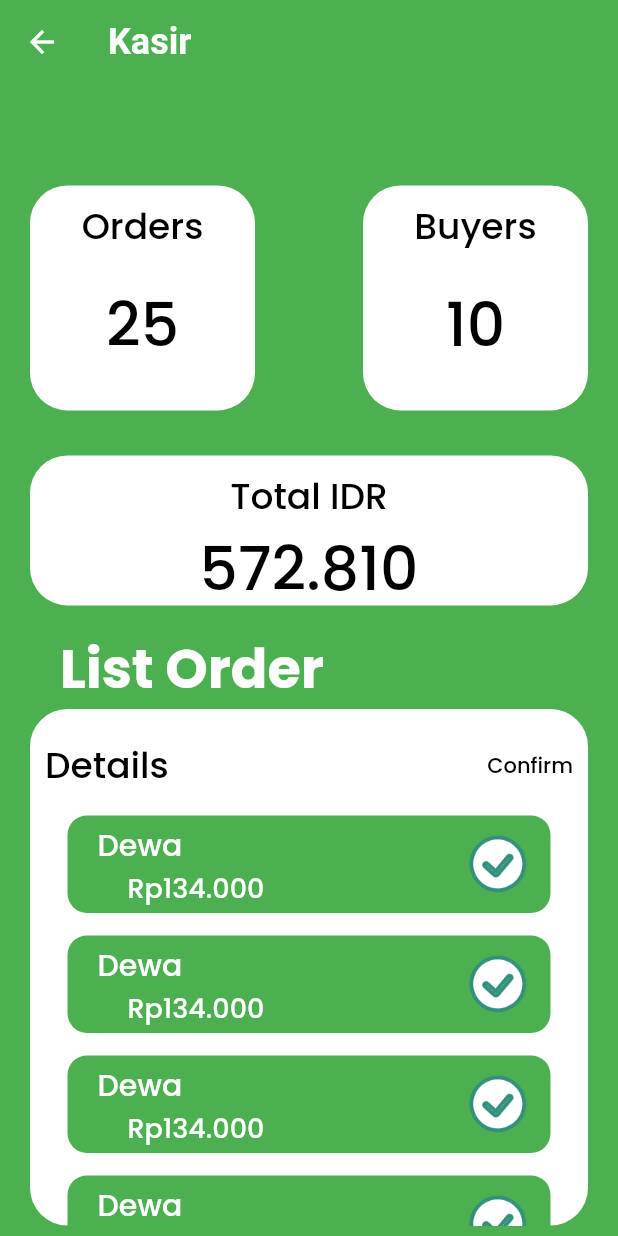
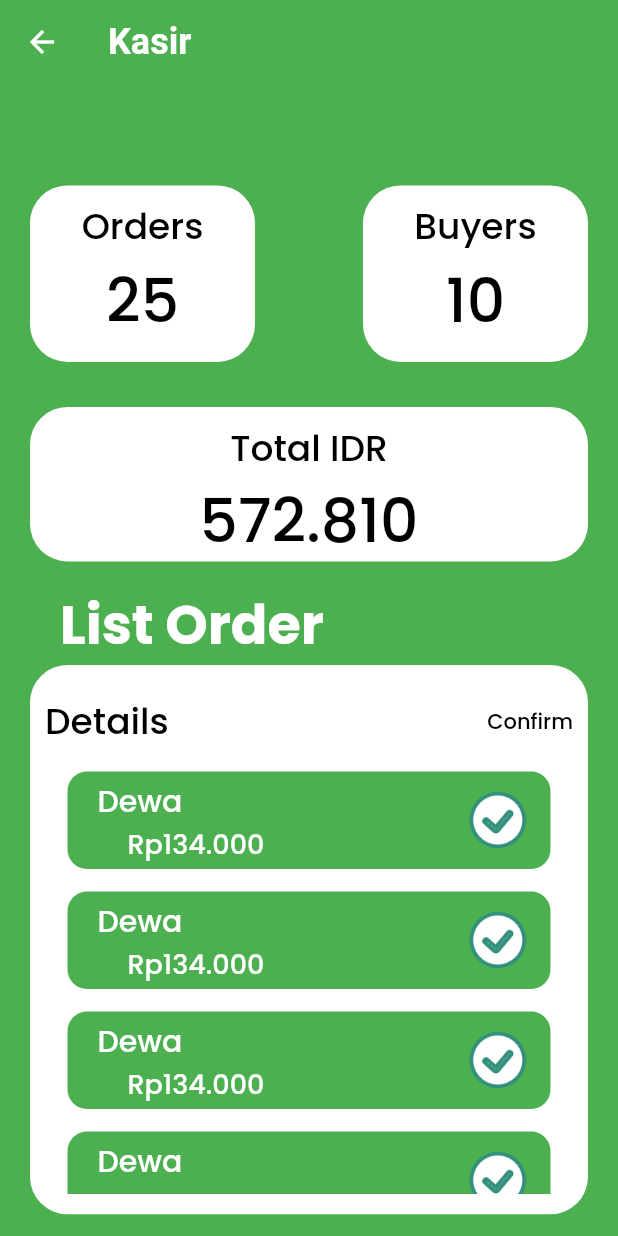
Before and after one commit to syisahi12/E-Commerce, a Flutter app: the CashierScreen screen opened directly, on a phone screen of 412 x 824 dp. Run offline on Flutter 3.47's test engine with Material 2 defaults, Android fonts, the phone set to English and light mode, and no system bars; our stand-ins replace cloud_firestore, firebase_auth, firebase_core, flutter_secure_storage, flutter_svg, google_fonts; missing offline and left inert: image_card; accounts and stored records are empty.

Commit message:
screen fix

```diff
--- a/lib/screens/cashier_screen.dart
+++ b/lib/screens/cashier_screen.dart
@@ -40,8 +40,10 @@ class CashierScreen extends StatelessWidget {
             Row(
               mainAxisAlignment: MainAxisAlignment.spaceBetween,
               children: [
-                boxRectangle("Orders", "25"),
-                boxRectangle("Buyers", "10")
+                boxRectangle("Orders", "25",
+                    height: MediaQuery.of(context).size.height / 7),
+                boxRectangle("Buyers", "10",
+                    height: MediaQuery.of(context).size.height / 7)
               ],
             ),
             const SizedBox(
@@ -50,7 +52,8 @@ class CashierScreen extends StatelessWidget {
             Row(
               children: [
                 Expanded(
-                    child: boxRectangle("Total IDR", "572.810", height: 100)),
+                    child: boxRectangle("Total IDR", "572.810",
+                        height: MediaQuery.of(context).size.height / 8)),
               ],
             ),
             const SizedBox(
@@ -66,6 +69,7 @@ class CashierScreen extends StatelessWidget {
             ),
             Container(
               padding: const EdgeInsets.symmetric(horizontal: 10),
+              height: MediaQuery.of(context).size.height / 2.25,
               decoration: BoxDecoration(
                 color: Colors.white,
                 borderRadius: BorderRadius.circular(25),
@@ -89,7 +93,7 @@ class CashierScreen extends StatelessWidget {
                     ],
                   ),
                   SizedBox(
-                    height: MediaQuery.of(context).size.height * 0.35,
+                    height: MediaQuery.of(context).size.height * 0.36,
                     child: SingleChildScrollView(
                       child: Column(
                         children: [
```
